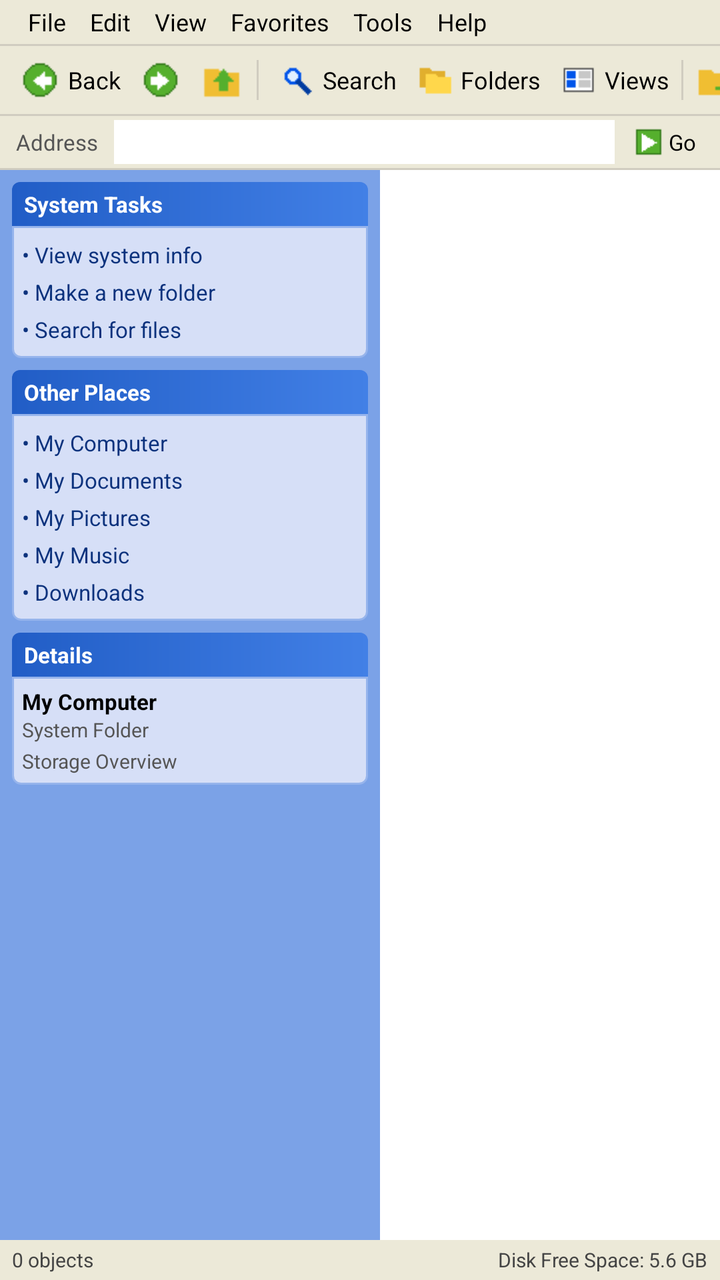
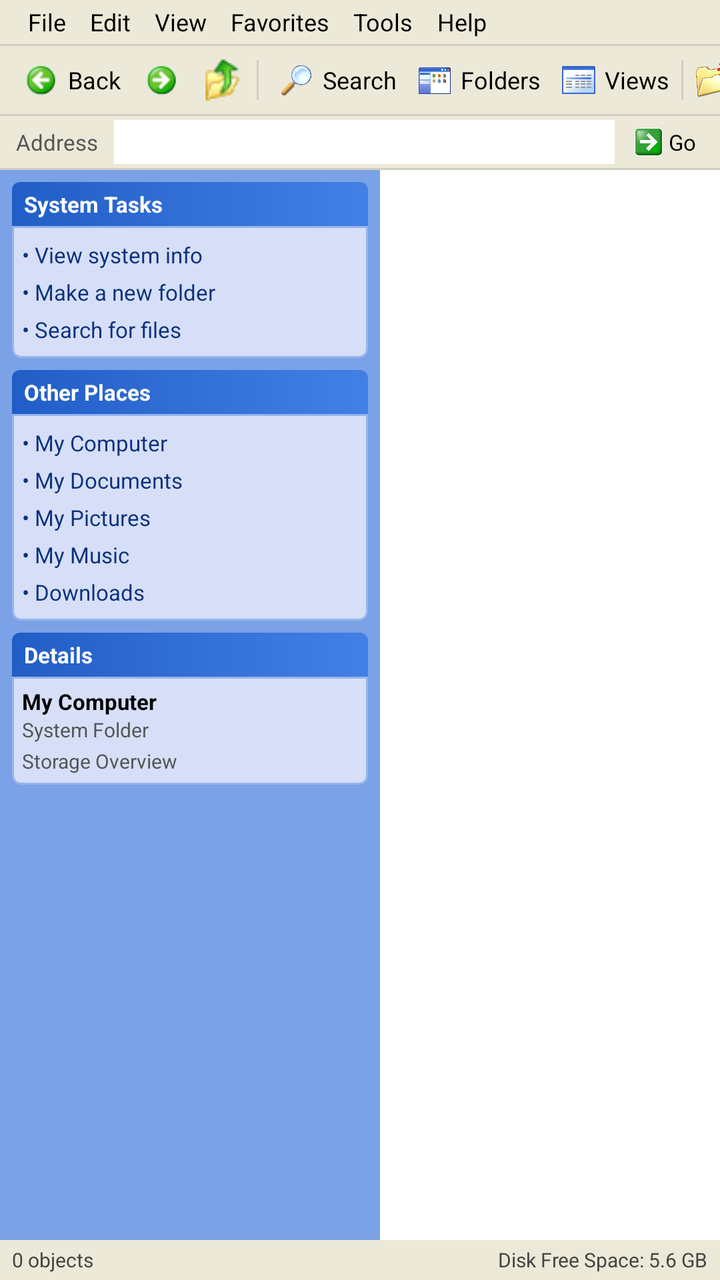

Screens rendered from an Android XML layout before and after an edit, with the pre-edit source and the edit as a unified diff.
<!-- AndroidManifest.xml: application theme Theme.WindowsXP -->
<!-- res/layout/view_explorer_window.xml -->
<?xml version="1.0" encoding="utf-8"?>
<LinearLayout xmlns:android="http://schemas.android.com/apk/res/android"
    android:layout_width="match_parent"
    android:layout_height="match_parent"
    android:orientation="vertical"
    android:background="@color/luna_window_bg">

    
    <LinearLayout
        android:id="@+id/layout_menubar"
        android:layout_width="match_parent"
        android:layout_height="22dp"
        android:background="@color/luna_menubar_bg"
        android:gravity="center_vertical"
        android:paddingLeft="8dp">

        <TextView
            android:id="@+id/menu_file"
            android:layout_width="wrap_content"
            android:layout_height="wrap_content"
            android:paddingLeft="6dp"
            android:paddingRight="6dp"
            android:text="File"
            android:textColor="@color/luna_text_black"
            android:textSize="12sp" />

        <TextView
            android:id="@+id/menu_edit"
            android:layout_width="wrap_content"
            android:layout_height="wrap_content"
            android:paddingLeft="6dp"
            android:paddingRight="6dp"
            android:text="Edit"
            android:textColor="@color/luna_text_black"
            android:textSize="12sp" />

        <TextView
            android:id="@+id/menu_view"
            android:layout_width="wrap_content"
            android:layout_height="wrap_content"
            android:paddingLeft="6dp"
            android:paddingRight="6dp"
            android:text="View"
            android:textColor="@color/luna_text_black"
            android:textSize="12sp" />

        <TextView
            android:id="@+id/menu_favorites"
            android:layout_width="wrap_content"
            android:layout_height="wrap_content"
            android:paddingLeft="6dp"
            android:paddingRight="6dp"
            android:text="Favorites"
            android:textColor="@color/luna_text_black"
            android:textSize="12sp" />

        <TextView
            android:id="@+id/menu_tools"
            android:layout_width="wrap_content"
            android:layout_height="wrap_content"
            android:paddingLeft="6dp"
            android:paddingRight="6dp"
            android:text="Tools"
            android:textColor="@color/luna_text_black"
            android:textSize="12sp" />

        <TextView
            android:id="@+id/menu_help"
            android:layout_width="wrap_content"
            android:layout_height="wrap_content"
            android:paddingLeft="6dp"
            android:paddingRight="6dp"
            android:text="Help"
            android:textColor="@color/luna_text_black"
            android:textSize="12sp" />
    </LinearLayout>

    <View
        android:layout_width="match_parent"
        android:layout_height="1dp"
        android:background="@color/luna_toolbar_border" />

    
    <LinearLayout
        android:id="@+id/layout_toolbar"
        android:layout_width="match_parent"
        android:layout_height="34dp"
        android:background="@color/luna_toolbar_bg"
        android:gravity="center_vertical"
        android:paddingLeft="6dp">

        <LinearLayout
            android:id="@+id/btn_tb_back"
            android:layout_width="wrap_content"
            android:layout_height="match_parent"
            android:clickable="true"
            android:gravity="center_vertical"
            android:paddingLeft="4dp"
            android:paddingRight="6dp">
            <ImageView
                android:id="@+id/img_tb_back"
                android:layout_width="20dp"
                android:layout_height="20dp"
                android:src="@drawable/tb_back" />
            <TextView
                android:layout_width="wrap_content"
                android:layout_height="wrap_content"
                android:layout_marginLeft="4dp"
                android:text="Back"
                android:textColor="@color/luna_text_black"
                android:textSize="12sp" />
        </LinearLayout>

        <LinearLayout
            android:id="@+id/btn_tb_forward"
            android:layout_width="wrap_content"
            android:layout_height="match_parent"
            android:clickable="true"
            android:gravity="center_vertical"
            android:paddingLeft="4dp"
            android:paddingRight="6dp">
            <ImageView
                android:id="@+id/img_tb_forward"
                android:layout_width="20dp"
                android:layout_height="20dp"
                android:src="@drawable/tb_forward" />
        </LinearLayout>

        <ImageView
            android:id="@+id/btn_tb_up"
            android:layout_width="22dp"
            android:layout_height="22dp"
            android:clickable="true"
            android:layout_marginLeft="4dp"
            android:layout_marginRight="6dp"
            android:src="@drawable/tb_up" />

        <View
            android:layout_width="1dp"
            android:layout_height="20dp"
            android:layout_marginRight="6dp"
            android:background="@color/luna_toolbar_border" />

        <LinearLayout
            android:id="@+id/btn_tb_search"
            android:layout_width="wrap_content"
            android:layout_height="match_parent"
            android:clickable="true"
            android:gravity="center_vertical"
            android:paddingLeft="4dp"
            android:paddingRight="6dp">
            <ImageView
                android:layout_width="18dp"
                android:layout_height="18dp"
                android:src="@drawable/tb_search" />
            <TextView
                android:layout_width="wrap_content"
                android:layout_height="wrap_content"
                android:layout_marginLeft="4dp"
                android:text="Search"
                android:textColor="@color/luna_text_black"
                android:textSize="12sp" />
        </LinearLayout>

        <LinearLayout
            android:id="@+id/btn_tb_folders"
            android:layout_width="wrap_content"
            android:layout_height="match_parent"
            android:clickable="true"
            android:gravity="center_vertical"
            android:paddingLeft="4dp"
            android:paddingRight="6dp">
            <ImageView
                android:layout_width="18dp"
                android:layout_height="18dp"
                android:src="@drawable/tb_folders" />
            <TextView
                android:layout_width="wrap_content"
                android:layout_height="wrap_content"
                android:layout_marginLeft="4dp"
                android:text="Folders"
                android:textColor="@color/luna_text_black"
                android:textSize="12sp" />
        </LinearLayout>

        <LinearLayout
            android:id="@+id/btn_tb_views"
            android:layout_width="wrap_content"
            android:layout_height="match_parent"
            android:clickable="true"
            android:gravity="center_vertical"
            android:paddingLeft="4dp"
            android:paddingRight="6dp">
            <ImageView
                android:layout_width="18dp"
                android:layout_height="18dp"
                android:src="@drawable/tb_views" />
            <TextView
                android:layout_width="wrap_content"
                android:layout_height="wrap_content"
                android:layout_marginLeft="4dp"
                android:text="Views"
                android:textColor="@color/luna_text_black"
                android:textSize="12sp" />
        </LinearLayout>

        <View
            android:layout_width="1dp"
            android:layout_height="20dp"
            android:layout_marginRight="6dp"
            android:background="@color/luna_toolbar_border" />

        <ImageView
            android:id="@+id/btn_tb_newfolder"
            android:layout_width="20dp"
            android:layout_height="20dp"
            android:clickable="true"
            android:layout_marginRight="8dp"
            android:src="@drawable/tb_newfolder" />

        <ImageView
            android:id="@+id/btn_tb_delete"
            android:layout_width="20dp"
            android:layout_height="20dp"
            android:clickable="true"
            android:src="@drawable/tb_delete" />
    </LinearLayout>

    <View
        android:layout_width="match_parent"
        android:layout_height="1dp"
        android:background="@color/luna_toolbar_border" />

    
    <LinearLayout
        android:id="@+id/layout_addressbar"
        android:layout_width="match_parent"
        android:layout_height="26dp"
        android:background="@color/luna_toolbar_bg"
        android:gravity="center_vertical"
        android:paddingLeft="8dp"
        android:paddingRight="8dp">

        <TextView
            android:layout_width="wrap_content"
            android:layout_height="wrap_content"
            android:text="@string/address_label"
            android:textColor="#555555"
            android:textSize="11sp" />

        <EditText
            android:id="@+id/et_address"
            android:layout_width="0dp"
            android:layout_height="22dp"
            android:layout_weight="1"
            android:layout_marginLeft="8dp"
            android:layout_marginRight="6dp"
            android:background="#FFFFFF"
            android:paddingLeft="6dp"
            android:paddingRight="6dp"
            android:singleLine="true"
            android:textColor="#000000"
            android:textSize="11sp" />

        <LinearLayout
            android:id="@+id/btn_go"
            android:layout_width="wrap_content"
            android:layout_height="22dp"
            android:clickable="true"
            android:background="@color/luna_toolbar_bg"
            android:gravity="center_vertical"
            android:paddingLeft="4dp"
            android:paddingRight="4dp">
            <ImageView
                android:layout_width="14dp"
                android:layout_height="14dp"
                android:src="@drawable/tb_go" />
            <TextView
                android:layout_width="wrap_content"
                android:layout_height="wrap_content"
                android:layout_marginLeft="3dp"
                android:text="@string/go_button"
                android:textColor="@color/luna_text_black"
                android:textSize="11sp" />
        </LinearLayout>
    </LinearLayout>

    <View
        android:layout_width="match_parent"
        android:layout_height="1dp"
        android:background="@color/luna_toolbar_border" />

    
    <LinearLayout
        android:layout_width="match_parent"
        android:layout_height="0dp"
        android:layout_weight="1"
        android:orientation="horizontal">

        
        <ScrollView
            android:id="@+id/scroll_taskpane"
            android:layout_width="190dp"
            android:layout_height="match_parent"
            android:background="@color/luna_taskpane_bg"
            android:padding="6dp">

            <LinearLayout
                android:id="@+id/task_pane_container"
                android:layout_width="match_parent"
                android:layout_height="wrap_content"
                android:orientation="vertical">

                
                <LinearLayout
                    android:id="@+id/card_system_tasks"
                    android:layout_width="match_parent"
                    android:layout_height="wrap_content"
                    android:layout_marginBottom="6dp"
                    android:orientation="vertical">

                    <RelativeLayout
                        android:id="@+id/header_system_tasks"
                        android:layout_width="match_parent"
                        android:layout_height="22dp"
                        android:background="@drawable/task_card_header_bg"
                        android:paddingLeft="6dp"
                        android:paddingRight="6dp">

                        <TextView
                            android:layout_width="wrap_content"
                            android:layout_height="wrap_content"
                            android:layout_centerVertical="true"
                            android:text="@string/system_tasks"
                            android:textColor="@color/luna_task_header_title"
                            android:textSize="11sp"
                            android:textStyle="bold" />
                    </RelativeLayout>

                    <LinearLayout
                        android:id="@+id/body_system_tasks"
                        android:layout_width="match_parent"
                        android:layout_height="wrap_content"
                        android:background="@drawable/task_card_body_bg"
                        android:orientation="vertical"
                        android:padding="5dp">

                        <TextView
                            android:id="@+id/action_view_system_info"
                            android:layout_width="match_parent"
                            android:layout_height="wrap_content"
                            android:clickable="true"
                            android:paddingTop="2dp"
                            android:paddingBottom="2dp"
                            android:text="• View system info"
                            android:textColor="@color/luna_task_link_text"
                            android:textSize="11sp" />

                        <TextView
                            android:id="@+id/action_new_folder"
                            android:layout_width="match_parent"
                            android:layout_height="wrap_content"
                            android:clickable="true"
                            android:paddingTop="2dp"
                            android:paddingBottom="2dp"
                            android:text="• Make a new folder"
                            android:textColor="@color/luna_task_link_text"
                            android:textSize="11sp" />

                        <TextView
                            android:id="@+id/action_search_files"
                            android:layout_width="match_parent"
                            android:layout_height="wrap_content"
                            android:clickable="true"
                            android:paddingTop="2dp"
                            android:paddingBottom="2dp"
                            android:text="• Search for files"
                            android:textColor="@color/luna_task_link_text"
                            android:textSize="11sp" />
                    </LinearLayout>
                </LinearLayout>

                
                <LinearLayout
                    android:id="@+id/card_other_places"
                    android:layout_width="match_parent"
                    android:layout_height="wrap_content"
                    android:layout_marginBottom="6dp"
                    android:orientation="vertical">

                    <RelativeLayout
                        android:id="@+id/header_other_places"
                        android:layout_width="match_parent"
                        android:layout_height="22dp"
                        android:background="@drawable/task_card_header_bg"
                        android:paddingLeft="6dp"
                        android:paddingRight="6dp">

                        <TextView
                            android:layout_width="wrap_content"
                            android:layout_height="wrap_content"
                            android:layout_centerVertical="true"
                            android:text="@string/other_places"
                            android:textColor="@color/luna_task_header_title"
                            android:textSize="11sp"
                            android:textStyle="bold" />
                    </RelativeLayout>

                    <LinearLayout
                        android:id="@+id/body_other_places"
                        android:layout_width="match_parent"
                        android:layout_height="wrap_content"
                        android:background="@drawable/task_card_body_bg"
                        android:orientation="vertical"
                        android:padding="5dp">

                        <TextView
                            android:id="@+id/place_my_computer"
                            android:layout_width="match_parent"
                            android:layout_height="wrap_content"
                            android:clickable="true"
                            android:paddingTop="2dp"
                            android:paddingBottom="2dp"
                            android:text="• My Computer"
                            android:textColor="@color/luna_task_link_text"
                            android:textSize="11sp" />

                        <TextView
                            android:id="@+id/place_my_documents"
                            android:layout_width="match_parent"
                            android:layout_height="wrap_content"
                            android:clickable="true"
                            android:paddingTop="2dp"
                            android:paddingBottom="2dp"
                            android:text="• My Documents"
                            android:textColor="@color/luna_task_link_text"
                            android:textSize="11sp" />

                        <TextView
                            android:id="@+id/place_my_pictures"
                            android:layout_width="match_parent"
                            android:layout_height="wrap_content"
                            android:clickable="true"
                            android:paddingTop="2dp"
                            android:paddingBottom="2dp"
                            android:text="• My Pictures"
                            android:textColor="@color/luna_task_link_text"
                            android:textSize="11sp" />

                        <TextView
                            android:id="@+id/place_my_music"
                            android:layout_width="match_parent"
                            android:layout_height="wrap_content"
                            android:clickable="true"
                            android:paddingTop="2dp"
                            android:paddingBottom="2dp"
                            android:text="• My Music"
                            android:textColor="@color/luna_task_link_text"
                            android:textSize="11sp" />

                        <TextView
                            android:id="@+id/place_downloads"
                            android:layout_width="match_parent"
                            android:layout_height="wrap_content"
                            android:clickable="true"
                            android:paddingTop="2dp"
                            android:paddingBottom="2dp"
                            android:text="• Downloads"
                            android:textColor="@color/luna_task_link_text"
                            android:textSize="11sp" />
                    </LinearLayout>
                </LinearLayout>

                
                <LinearLayout
                    android:id="@+id/card_details"
                    android:layout_width="match_parent"
                    android:layout_height="wrap_content"
                    android:orientation="vertical">

                    <RelativeLayout
                        android:id="@+id/header_details"
                        android:layout_width="match_parent"
                        android:layout_height="22dp"
                        android:background="@drawable/task_card_header_bg"
                        android:paddingLeft="6dp"
                        android:paddingRight="6dp">

                        <TextView
                            android:layout_width="wrap_content"
                            android:layout_height="wrap_content"
                            android:layout_centerVertical="true"
                            android:text="@string/details"
                            android:textColor="@color/luna_task_header_title"
                            android:textSize="11sp"
                            android:textStyle="bold" />
                    </RelativeLayout>

                    <LinearLayout
                        android:id="@+id/body_details"
                        android:layout_width="match_parent"
                        android:layout_height="wrap_content"
                        android:background="@drawable/task_card_body_bg"
                        android:orientation="vertical"
                        android:padding="5dp">

                        <TextView
                            android:id="@+id/tv_detail_name"
                            android:layout_width="match_parent"
                            android:layout_height="wrap_content"
                            android:text="My Computer"
                            android:textColor="#000000"
                            android:textSize="11sp"
                            android:textStyle="bold" />

                        <TextView
                            android:id="@+id/tv_detail_type"
                            android:layout_width="match_parent"
                            android:layout_height="wrap_content"
                            android:text="System Folder"
                            android:textColor="#555555"
                            android:textSize="10sp" />

                        <TextView
                            android:id="@+id/tv_detail_info"
                            android:layout_width="match_parent"
                            android:layout_height="wrap_content"
                            android:layout_marginTop="2dp"
                            android:text="Storage Overview"
                            android:textColor="#555555"
                            android:textSize="10sp" />
                    </LinearLayout>
                </LinearLayout>

            </LinearLayout>
        </ScrollView>

        
        <FrameLayout
            android:layout_width="0dp"
            android:layout_height="match_parent"
            android:layout_weight="1"
            android:background="@color/luna_main_bg">

            <GridView
                android:id="@+id/grid_files"
                android:layout_width="match_parent"
                android:layout_height="match_parent"
                android:columnWidth="100dp"
                android:horizontalSpacing="6dp"
                android:numColumns="auto_fit"
                android:padding="10dp"
                android:stretchMode="columnWidth"
                android:verticalSpacing="10dp" />

            <ListView
                android:id="@+id/list_files"
                android:layout_width="match_parent"
                android:layout_height="match_parent"
                android:divider="#E8E8E8"
                android:dividerHeight="1dp"
                android:visibility="gone" />

            <TextView
                android:id="@+id/tv_empty"
                android:layout_width="wrap_content"
                android:layout_height="wrap_content"
                android:layout_gravity="center"
                android:text="This folder is empty."
                android:textColor="#888888"
                android:textSize="12sp"
                android:visibility="gone" />
        </FrameLayout>
    </LinearLayout>

    
    <RelativeLayout
        android:id="@+id/layout_statusbar"
        android:layout_width="match_parent"
        android:layout_height="20dp"
        android:background="@color/luna_statusbar_bg"
        android:paddingLeft="6dp"
        android:paddingRight="6dp">

        <TextView
            android:id="@+id/tv_status_left"
            android:layout_width="wrap_content"
            android:layout_height="wrap_content"
            android:layout_centerVertical="true"
            android:text="0 objects"
            android:textColor="@color/luna_statusbar_text"
            android:textSize="10sp" />

        <TextView
            android:id="@+id/tv_status_right"
            android:layout_width="wrap_content"
            android:layout_height="wrap_content"
            android:layout_alignParentRight="true"
            android:layout_centerVertical="true"
            android:text="Disk Free Space: 5.6 GB"
            android:textColor="@color/luna_statusbar_text"
            android:textSize="10sp" />
    </RelativeLayout>
</LinearLayout>
<!-- resources referenced by this layout -->
<resources>
  <color name="luna_main_bg">#FFFFFF</color>
  <color name="luna_menubar_bg">#ECE9D8</color>
  <color name="luna_statusbar_bg">#ECE9D8</color>
  <color name="luna_statusbar_text">#444444</color>
  <color name="luna_task_header_title">#FFFFFF</color>
  <color name="luna_task_link_text">#0C327D</color>
  <color name="luna_taskpane_bg">#7BA2E7</color>
  <color name="luna_text_black">#000000</color>
  <color name="luna_toolbar_bg">#ECE9D8</color>
  <color name="luna_toolbar_border">#D0CCC0</color>
  <color name="luna_window_bg">#ECE9D8</color>
  <!-- drawable task_card_body_bg (drawable) -->
  <?xml version="1.0" encoding="utf-8"?>
  <shape xmlns:android="http://schemas.android.com/apk/res/android"
      android:shape="rectangle">
      <solid android:color="#D6DFF7" />
      <stroke
          android:width="1dp"
          android:color="#96B4EC" />
      <corners
          android:bottomLeftRadius="4dp"
          android:bottomRightRadius="4dp" />
  </shape>
  <!-- drawable task_card_header_bg (drawable) -->
  <?xml version="1.0" encoding="utf-8"?>
  <shape xmlns:android="http://schemas.android.com/apk/res/android"
      android:shape="rectangle">
      <gradient
          android:angle="0"
          android:startColor="#215DC6"
          android:endColor="#4280E6"
          android:type="linear" />
      <corners
          android:topLeftRadius="4dp"
          android:topRightRadius="4dp" />
  </shape>
  <!-- drawable tb_back: png bitmap (drawable, 255 bytes) -->
  <!-- drawable tb_delete: png bitmap (drawable, 200 bytes) -->
  <!-- drawable tb_folders: png bitmap (drawable, 169 bytes) -->
  <!-- drawable tb_forward: png bitmap (drawable, 253 bytes) -->
  <!-- drawable tb_go: png bitmap (drawable, 202 bytes) -->
  <!-- drawable tb_newfolder: png bitmap (drawable, 156 bytes) -->
  <!-- drawable tb_search: png bitmap (drawable, 226 bytes) -->
  <!-- drawable tb_up: png bitmap (drawable, 190 bytes) -->
  <!-- drawable tb_views: png bitmap (drawable, 168 bytes) -->
  <string name="address_label">Address</string>
  <string name="details">Details</string>
  <string name="go_button">Go</string>
  <string name="other_places">Other Places</string>
  <string name="system_tasks">System Tasks</string>
  <style name="Theme.WindowsXP" parent="@android:style/Theme.NoTitleBar.Fullscreen">
          <item name="android:windowBackground">@drawable/bliss_wallpaper</item>
          <item name="android:colorBackgroundCacheHint">@null</item>
      </style>
  <!-- drawable bliss_wallpaper: png bitmap (drawable, 684696 bytes) -->
</resources>

<!-- the commit's change to res/layout/view_explorer_window.xml (unified diff, before → after) -->
@@ -3,6 +3,8 @@
     android:layout_width="match_parent"
     android:layout_height="match_parent"
     android:orientation="vertical"
+    android:focusable="true"
+    android:focusableInTouchMode="true"
     android:background="@color/luna_window_bg">
 
     
<!-- resource entries referenced after the edit -->
@@ -36,15 +36,15 @@
           android:topLeftRadius="4dp"
           android:topRightRadius="4dp" />
   </shape>
-  <!-- drawable tb_back: png bitmap (drawable, 255 bytes) -->
-  <!-- drawable tb_delete: png bitmap (drawable, 200 bytes) -->
-  <!-- drawable tb_folders: png bitmap (drawable, 169 bytes) -->
-  <!-- drawable tb_forward: png bitmap (drawable, 253 bytes) -->
-  <!-- drawable tb_go: png bitmap (drawable, 202 bytes) -->
-  <!-- drawable tb_newfolder: png bitmap (drawable, 156 bytes) -->
-  <!-- drawable tb_search: png bitmap (drawable, 226 bytes) -->
-  <!-- drawable tb_up: png bitmap (drawable, 190 bytes) -->
-  <!-- drawable tb_views: png bitmap (drawable, 168 bytes) -->
+  <!-- drawable tb_back: png bitmap (drawable, 1261 bytes) -->
+  <!-- drawable tb_delete: png bitmap (drawable, 120926 bytes) -->
+  <!-- drawable tb_folders: png bitmap (drawable, 245752 bytes) -->
+  <!-- drawable tb_forward: png bitmap (drawable, 1354 bytes) -->
+  <!-- drawable tb_go: png bitmap (drawable, 136732 bytes) -->
+  <!-- drawable tb_newfolder: png bitmap (drawable, 249050 bytes) -->
+  <!-- drawable tb_search: png bitmap (drawable, 129788 bytes) -->
+  <!-- drawable tb_up: png bitmap (drawable, 1298 bytes) -->
+  <!-- drawable tb_views: png bitmap (drawable, 48693 bytes) -->
   <string name="address_label">Address</string>
   <string name="details">Details</string>
   <string name="go_button">Go</string>
